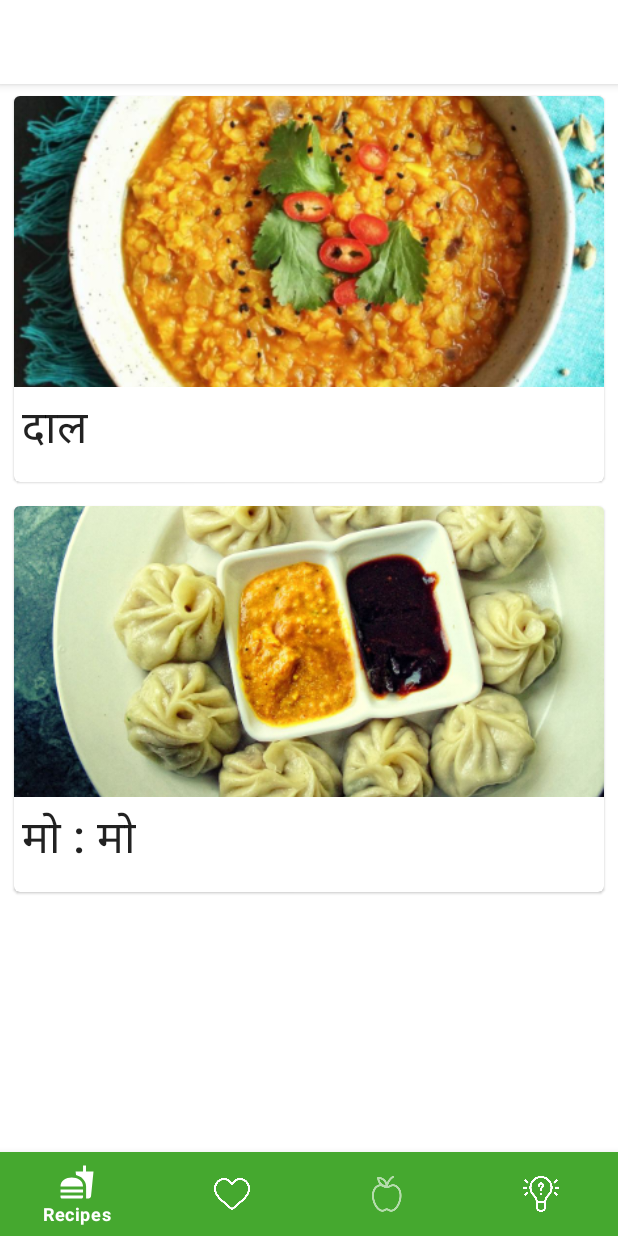
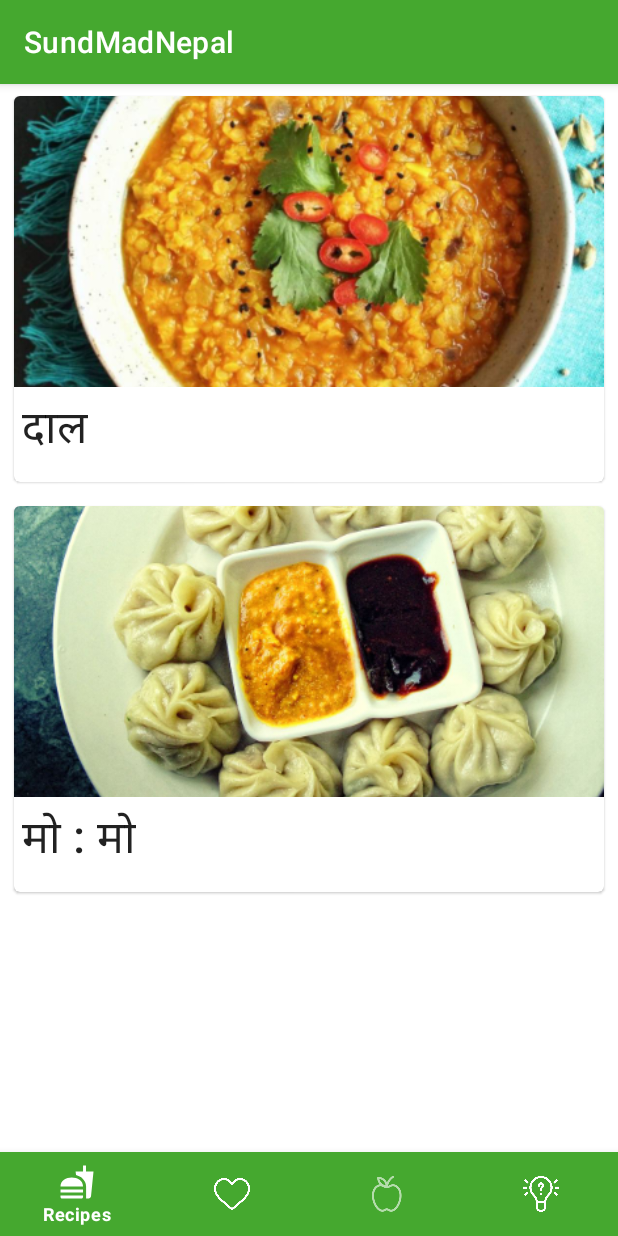
Before and after one commit to Azeliah/nepal-app, an Android app: the screen it shows after launch (MainActivity), on a phone screen of 412 x 824 dp. Run offline under Robolectric (Android 15) with nearby library versions, the light colour scheme and no system bars; our stand-ins replace navigation-ui.

Commit message:
Changed primary colors

```diff
--- a/app/src/main/res/layout/activity_main.xml
+++ b/app/src/main/res/layout/activity_main.xml
@@ -40,7 +40,8 @@
             app:layout_constraintLeft_toLeftOf="parent"
             app:layout_constraintRight_toRightOf="parent"
             app:menu="@menu/bottom_menu"
-            app:itemIconTint="@drawable/bottom_navigation_selector">
+            app:itemIconTint="@drawable/bottom_navigation_selector"
+            app:itemTextColor="@color/white">
 
         </com.google.android.material.bottomnavigation.BottomNavigationView>
 
--- a/app/src/main/res/values/themes.xml
+++ b/app/src/main/res/values/themes.xml
@@ -2,8 +2,8 @@
     <!-- Base application theme. -->
     <style name="Theme.SundMadNepal" parent="Theme.MaterialComponents.DayNight.DarkActionBar">
         <!-- Primary brand color. -->
-        <item name="colorPrimary">@color/white</item>
-        <item name="colorPrimaryVariant">@color/purple_700</item>
+        <item name="colorPrimary">@color/green</item>
+        <item name="colorPrimaryVariant">@color/green</item>
         <item name="colorOnPrimary">@color/white</item>
         <!-- Secondary brand color. -->
         <item name="colorSecondary">@color/teal_200</item>
```
